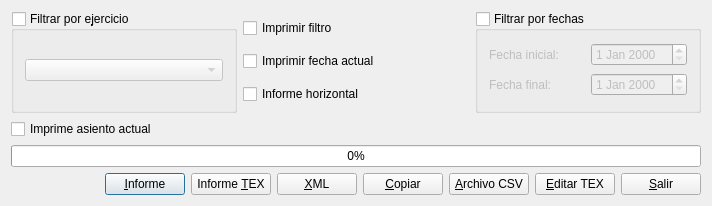
This is imprimediario.ui in DIBOSAJM/keme as Qt 5 draws it before an edit. The edited form follows.
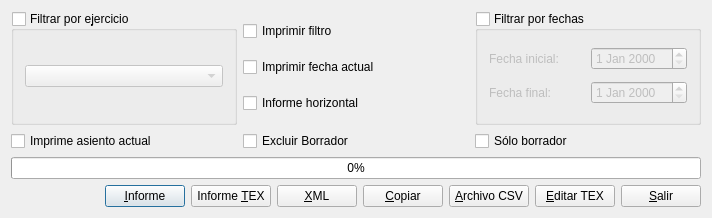
This is the edited form. Icons and pictures are not drawn.

Patch:
```diff
--- a/imprimediario.ui
+++ b/imprimediario.ui
@@ -8,7 +8,7 @@
     <x>0</x>
     <y>0</y>
     <width>712</width>
-    <height>206</height>
+    <height>218</height>
    </rect>
   </property>
   <property name="windowTitle">
@@ -106,6 +106,8 @@
     </layout>
    </item>
    <item>
+    <layout class="QHBoxLayout" name="horizontalLayout_4">
+     <item>
     <widget class="QCheckBox" name="imprime_asiento_checkBox">
      <property name="text">
       <string>Imprime asiento actual</string>
@@ -113,6 +115,22 @@
     </widget>
    </item>
    <item>
+      <widget class="QCheckBox" name="noBorrador_checkBox">
+       <property name="text">
+        <string>Excluir Borrador</string>
+       </property>
+      </widget>
+     </item>
+     <item>
+      <widget class="QCheckBox" name="solo_borrador_checkBox">
+       <property name="text">
+        <string>Sólo borrador</string>
+       </property>
+      </widget>
+     </item>
+    </layout>
+   </item>
+   <item>
     <widget class="QProgressBar" name="progressBar">
      <property name="value">
       <number>0</number>
```
Left out of the diff: 6 changed lines with no effect on the pictures. Lines whose indentation alone changed are shown as unchanged.
